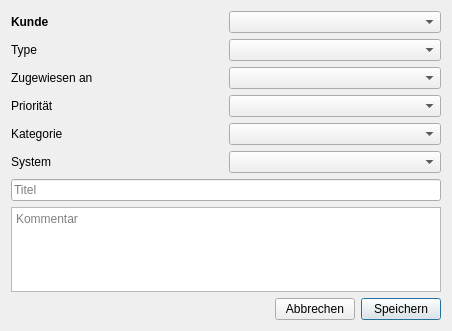
Old version of the form NewTicket.ui in the repository ghannami/TicketSystem.
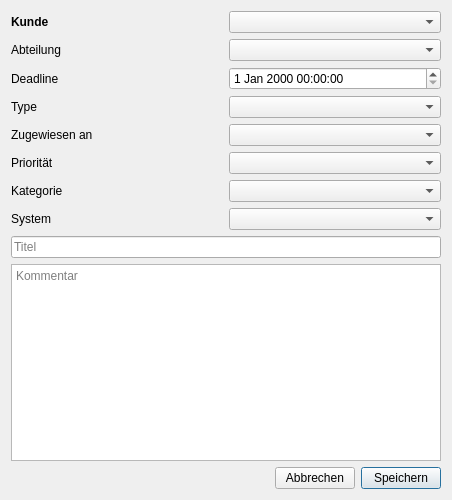
New version of the form. Icons and pictures are not drawn.

Commit message: Added: tracking changes advanced ticket details added department and deadline to ticket

Patch:
```diff
--- a/NewTicket.ui
+++ b/NewTicket.ui
@@ -7,7 +7,7 @@
     <x>0</x>
     <y>0</y>
     <width>452</width>
-    <height>331</height>
+    <height>500</height>
    </rect>
   </property>
   <property name="windowTitle">
@@ -20,54 +20,64 @@
   <layout class="QVBoxLayout" name="verticalLayout">
    <item>
     <layout class="QGridLayout" name="gridLayout">
-     <item row="3" column="0">
-      <widget class="QLabel" name="label_3">
-       <property name="text">
-        <string>Priorität</string>
-       </property>
-      </widget>
-     </item>
-     <item row="3" column="1">
-      <widget class="QComboBox" name="priorityBox"/>
-     </item>
-     <item row="2" column="1">
-      <widget class="QComboBox" name="toUserBox"/>
-     </item>
      <item row="1" column="1">
-      <widget class="QComboBox" name="typeBox"/>
-     </item>
-     <item row="2" column="0">
-      <widget class="QLabel" name="label_2">
-       <property name="text">
-        <string>Zugewiesen an</string>
-       </property>
-      </widget>
+      <widget class="QComboBox" name="department"/>
      </item>
      <item row="1" column="0">
+      <widget class="QLabel" name="label_7">
+       <property name="text">
+        <string>Abteilung</string>
+       </property>
+      </widget>
+     </item>
+     <item row="6" column="0">
+      <widget class="QLabel" name="label_4">
+       <property name="text">
+        <string>Kategorie</string>
+       </property>
+      </widget>
+     </item>
+     <item row="6" column="1">
+      <widget class="QComboBox" name="categorieBox"/>
+     </item>
+     <item row="3" column="0">
       <widget class="QLabel" name="label">
        <property name="text">
         <string>Type</string>
        </property>
       </widget>
      </item>
-     <item row="4" column="1">
-      <widget class="QComboBox" name="categorieBox"/>
-     </item>
      <item row="4" column="0">
-      <widget class="QLabel" name="label_4">
+      <widget class="QLabel" name="label_2">
        <property name="text">
-        <string>Kategorie</string>
+        <string>Zugewiesen an</string>
        </property>
       </widget>
      </item>
+     <item row="3" column="1">
+      <widget class="QComboBox" name="typeBox"/>
+     </item>
+     <item row="4" column="1">
+      <widget class="QComboBox" name="toUserBox"/>
+     </item>
+     <item row="5" column="1">
+      <widget class="QComboBox" name="priorityBox"/>
+     </item>
      <item row="5" column="0">
+      <widget class="QLabel" name="label_3">
+       <property name="text">
+        <string>Priorität</string>
+       </property>
+      </widget>
+     </item>
+     <item row="7" column="0">
       <widget class="QLabel" name="label_5">
        <property name="text">
         <string>System</string>
        </property>
       </widget>
      </item>
-     <item row="5" column="1">
+     <item row="7" column="1">
       <widget class="QComboBox" name="systemBox"/>
      </item>
      <item row="0" column="0">
@@ -86,6 +96,16 @@
      <item row="0" column="1">
       <widget class="QComboBox" name="customerBox"/>
      </item>
+     <item row="2" column="0">
+      <widget class="QLabel" name="label_8">
+       <property name="text">
+        <string>Deadline</string>
+       </property>
+      </widget>
+     </item>
+     <item row="2" column="1">
+      <widget class="QDateTimeEdit" name="deadline"/>
+     </item>
     </layout>
    </item>
    <item>
```
The commit also changes 41 other files.
